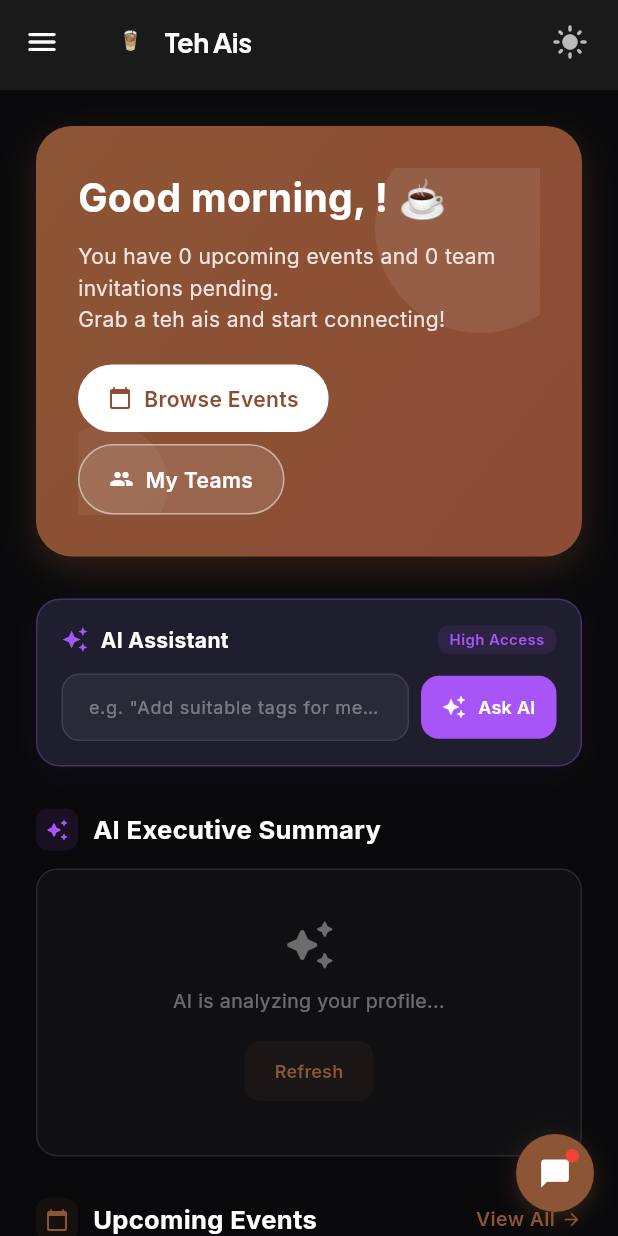
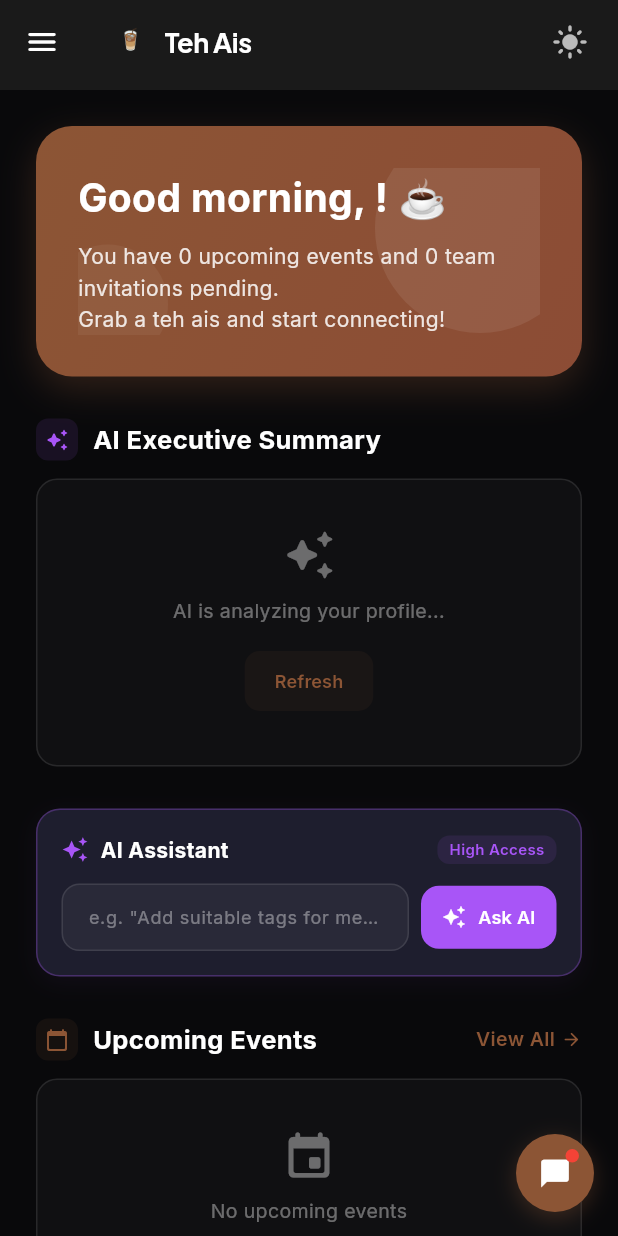
Before and after one commit to YJ0310/kitahack1.1, a Flutter app: the StudentDashboardScreen screen opened by its route, on a phone screen of 412 x 824 dp. Run offline on Flutter 3.47's test engine with Material 3 defaults, Android fonts, the phone set to English and light mode, and no system bars; drawn by our look-alikes of flutter_animate; our stand-ins replace file_picker, firebase_auth, firebase_core, go_router, google_fonts, google_sign_in; accounts and stored records are empty; network calls fail.

Commit message:
Move AI summary after greeting, auto-logout, upload in breadcrumb, Jarvis AI expansion

```diff
--- a/lib/screens/student/student_dashboard_screen.dart
+++ b/lib/screens/student/student_dashboard_screen.dart
@@ -184,7 +184,7 @@ class _StudentDashboardScreenState extends State<StudentDashboardScreen> {
     if (mounted) setState(() => _loading = false);
   }
 
-  /// Execute an AI command with high permissions
+  /// Execute an AI command with high permissions (Jarvis mode)
   Future<void> _runAiCommand() async {
     final prompt = _aiCmdCtrl.text.trim();
     if (prompt.isEmpty) return;
@@ -193,13 +193,20 @@ class _StudentDashboardScreenState extends State<StudentDashboardScreen> {
       final result = await ApiService().aiCommand(prompt);
       final desc = result['description'] ?? 'Done';
       final executed = result['executed'] == true;
+      final action = result['action'] ?? '';
       setState(() {
         _aiCmdResult = executed ? '✅ $desc' : '💡 $desc';
         _aiCmdLoading = false;
       });
       if (executed) {
         _aiCmdCtrl.clear();
-        _fetchFromBackend(); // Refresh data
+        // Handle navigation action
+        if (action == 'navigate' && result['data'] != null && mounted) {
+          final path = result['data']['path'] ?? '/student';
+          context.go(path);
+        } else {
+          _fetchFromBackend(); // Refresh data
+        }
       }
     } catch (e) {
       setState(() {
@@ -243,6 +250,21 @@ class _StudentDashboardScreenState extends State<StudentDashboardScreen> {
                 ).animate().fadeIn(duration: 500.ms),
                 const SizedBox(height: 28),
 
+                // --- AI Executive Summary (right after greeting) ---
+                _SectionHeader(
+                  title: 'AI Executive Summary',
+                  icon: Icons.auto_awesome_rounded,
+                  iconColor: AppTheme.accentPurple,
+                ).animate().fadeIn(delay: 50.ms, duration: 400.ms),
+                const SizedBox(height: 12),
+                if (_loading)
+                  _SkeletonCard(isDark: isDark, height: 120)
+                else if (_aiInsights.isEmpty)
+                  _EmptyState(isDark: isDark, icon: Icons.auto_awesome_rounded, message: 'AI is analyzing your profile...', actionLabel: 'Refresh', onAction: _fetchFromBackend)
+                else
+                  _AIInsightsList(insights: _aiInsights),
+                const SizedBox(height: 28),
+
                 // --- AI Command Prompt Area ---
                 _AiCommandBox(
                   controller: _aiCmdCtrl,
@@ -250,22 +272,7 @@ class _StudentDashboardScreenState extends State<StudentDashboardScreen> {
                   result: _aiCmdResult,
                   isDark: isDark,
                   onSubmit: _runAiCommand,
-                ).animate().fadeIn(delay: 50.ms, duration: 400.ms),
-                const SizedBox(height: 28),
-
-                // --- AI Executive Summary (primary feature) ---
-                _SectionHeader(
-                  title: 'AI Executive Summary',
-                  icon: Icons.auto_awesome_rounded,
-                  iconColor: AppTheme.accentPurple,
                 ).animate().fadeIn(delay: 100.ms, duration: 400.ms),
-                const SizedBox(height: 12),
-                if (_loading)
-                  _SkeletonCard(isDark: isDark, height: 120)
-                else if (_aiInsights.isEmpty)
-                  _EmptyState(isDark: isDark, icon: Icons.auto_awesome_rounded, message: 'AI is analyzing your profile...', actionLabel: 'Refresh', onAction: _fetchFromBackend)
-                else
-                  _AIInsightsList(insights: _aiInsights),
                 const SizedBox(height: 28),
 
                 // --- Events + Teams ---
@@ -630,25 +637,6 @@ class _WelcomeBanner extends StatelessWidget {
                   color: Colors.white.withValues(alpha: 0.85),
                   height: 1.5,
                 ),
-              ),
-              const SizedBox(height: 20),
-              Wrap(
-                spacing: 12,
-                runSpacing: 8,
-                children: [
-                  _BannerButton(
-                    label: 'Browse Events',
-                    icon: Icons.calendar_today_rounded,
-                    filled: true,
-                    onTap: () => context.go('/student/events'),
-                  ),
-                  _BannerButton(
-                    label: 'My Teams',
-                    icon: Icons.group_rounded,
-                    filled: false,
-                    onTap: () => context.go('/student/teams'),
-                  ),
-                ],
               ),
             ],
           ),
```
Also changed, not shown: lib/routes/app_router.dart (+10 -0 lines), lib/widgets/responsive_shell.dart (+6 -5 lines).
